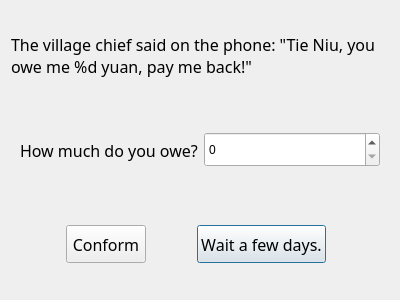
First picture: the form in form/pay_debt.ui, repository soda92/beijing_fushengji_rewrite, before the edit.
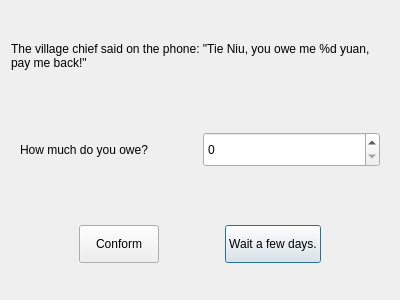
Second picture: the form after the edit.

What changed in the file:
```diff
--- a/form/pay_debt.ui
+++ b/form/pay_debt.ui
@@ -13,11 +13,7 @@
   <property name="windowTitle">
    <string>Pay back the village chief</string>
   </property>
-  <property name="styleSheet">
-   <string notr="true">QLabel, QPushButton, QTextBrowser, QGroupBox, QTextEdit {
-                font: 12pt MiSans;
-            }</string>
-  </property>
+  
   <layout class="QVBoxLayout" name="verticalLayout">
    <item>
     <widget class="QLabel" name="label">
```
